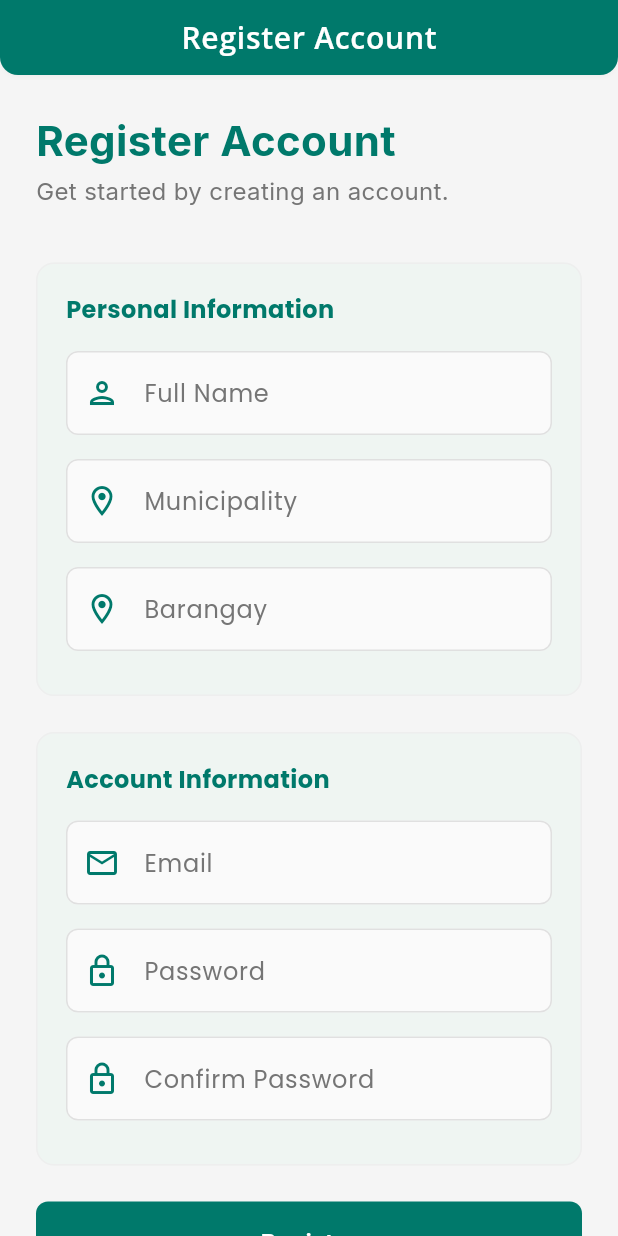
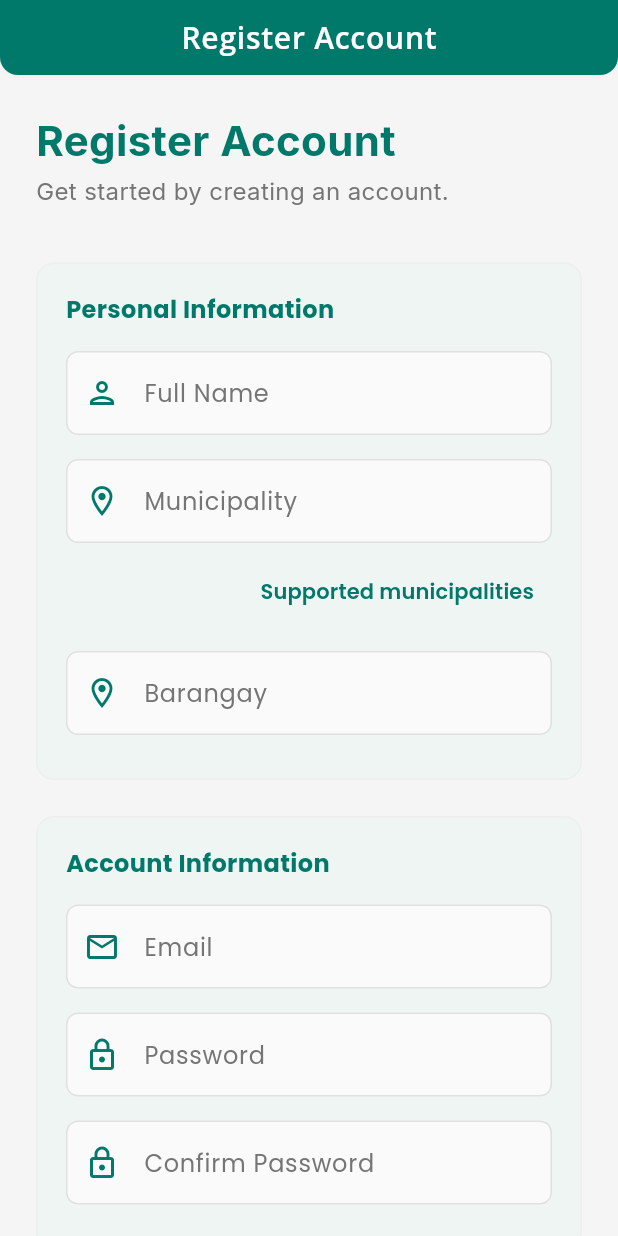
Before and after one commit to kiannaquines/ereportmo-app, a Flutter app: the screen it shows after launch, after a tap on "Sign up", on a phone screen of 412 x 824 dp. Run offline on Flutter 3.47's test engine with Material 3 defaults, Android fonts, the phone set to English and light mode, and no system bars; our stand-ins replace dio, google_fonts, image_picker, location, shared_preferences; missing offline and left inert: drop_down_list; network calls fail.

Commit message:
Update base API URL and implement municipalities fetching in registration and municipalities screens

```diff
--- a/lib/constants.dart
+++ b/lib/constants.dart
@@ -1 +1 @@
-const String baseApiUrl = 'http://192.168.137.1:8000/api/v1';
+const String baseApiUrl = 'http://10.254.140.152:5000/api/v1';
--- a/lib/register.dart
+++ b/lib/register.dart
@@ -6,6 +6,7 @@ import 'package:ereportmo_app/constants.dart';
 import 'package:ereportmo_app/login.dart';
 import 'package:flutter/material.dart';
 import 'package:ereportmo_app/includes/appbar.dart';
+import 'package:ereportmo_app/municipalities.dart';
 import 'package:drop_down_list/drop_down_list.dart';
 import 'package:google_fonts/google_fonts.dart';
 import 'package:http/http.dart' as http;
@@ -28,26 +29,57 @@ class _RegisterScreenState extends State<RegisterScreen> {
   final TextEditingController _barangayController = TextEditingController();
   final TextEditingController _municipalityController = TextEditingController();
   bool isProcessing = false;
-  final List<String> _listOfMunicipalities = [
-    'Alamada',
-    'Aleosan',
-    'Antipas',
-    'Arakan',
-    'Banisilan',
-    'Carmen',
-    'Kabacan',
-    'Libungan',
-    'Magpet',
-    'Makilala',
-    'Matalam',
-    'M\'lang',
-    'Midsayap',
-    'Pigcawayan',
-    'Pikit',
-    'President Roxas',
-    'Tulunan',
-    'Kidapawan City',
-  ];
+  List<String> _listOfMunicipalities = [];
+  bool _isFetchingMunicipalities = false;
+  String? _municipalitiesError;
+
+  @override
+  void initState() {
+    super.initState();
+    fetchMunicipalities();
+  }
+
+  Future<void> fetchMunicipalities() async {
+    setState(() {
+      _isFetchingMunicipalities = true;
+      _municipalitiesError = null;
+    });
+
+    try {
+      final response = await http.get(
+        Uri.parse('$baseApiUrl/locations'),
+        headers: {
+          'Accept': 'application/json',
+        },
+      );
+
+      if (response.statusCode == 200) {
+        final Map<String, dynamic> jsonBody = jsonDecode(response.body);
+        final List<dynamic>? municipalitiesJson = jsonBody['municipalities'];
+        if (municipalitiesJson != null) {
+          setState(() {
+            _listOfMunicipalities = municipalitiesJson.cast<String>().toList();
+          });
+        } else {
+          setState(() {
+            _municipalitiesError = 'Malformed response from server';
+          });
+        }
+      } else {
+        setState(() {
+          _municipalitiesError = 'Failed to load municipalities';
+        });
+      }
+    } catch (e) {
+      setState(() {
+        _municipalitiesError = e.toString();
+      });
+    } finally {
+      setState(() {
+        _isFetchingMunicipalities = false;
+      });
+    }
+  }
 
   void _handleRegister() async {
     setState(() {
@@ -381,6 +413,26 @@ class _RegisterScreenState extends State<RegisterScreen> {
                           fillColor: Colors.grey.shade50,
                         ),
                       ),
+                      const SizedBox(height: 8),
+                      Align(
+                        alignment: Alignment.centerRight,
+                        child: TextButton(
+                          onPressed: () {
+                            Navigator.of(context).push(
+                              MaterialPageRoute(
+                                builder: (context) => const MunicipalitiesScreen(),
+                              ),
+                            );
+                          },
+                          child: Text(
+                            'Supported municipalities',
+                            style: GoogleFonts.poppins(
+                              color: theme.colorScheme.primary,
+                              fontWeight: FontWeight.w600,
+                            ),
+                          ),
+                        ),
+                      ),
                       const SizedBox(height: 16),
 
                       TextFormField(
@@ -640,6 +692,24 @@ class _RegisterScreenState extends State<RegisterScreen> {
   }
 
   void onMunicipalityTextFieldTap() {
+    // If municipalities are not loaded yet, attempt to fetch again
+    if (_listOfMunicipalities.isEmpty && !_isFetchingMunicipalities) {
+      fetchMunicipalities();
+    }
+
+    // Show a simple error/snackbar if we couldn't load municipalities
+    if (_municipalitiesError != null) {
+      ScaffoldMessenger.of(context).showSnackBar(
+        SnackBar(
+          content: Text(
+            _municipalitiesError!,
+            style: TextStyle(fontFamily: GoogleFonts.openSans().fontFamily),
+          ),
+        ),
+      );
+      return;
+    }
+
     DropDownState<String>(
       dropDown: DropDown<String>(
         isDismissible: true,
@@ -651,13 +721,11 @@ class _RegisterScreenState extends State<RegisterScreen> {
         dropDownBackgroundColor: Colors.white,
         submitButtonText: 'Save',
         clearButtonText: 'Clear',
-        data:
-            _listOfMunicipalities
-                .map(
-                  (municipality) =>
-                      SelectedListItem<String>(data: municipality),
-                )
-                .toList(),
+        data: _listOfMunicipalities.isNotEmpty
+            ? _listOfMunicipalities
+                .map((municipality) => SelectedListItem<String>(data: municipality))
+                .toList()
+            : [SelectedListItem<String>(data: 'No municipalities available')],
         onSelected: (selectedItems) {
           if (selectedItems.isNotEmpty) {
             // Set the selected item to the text controller
```
Also changed, not shown: lib/municipalities.dart (added, +198 -0 lines), pubspec.lock.
